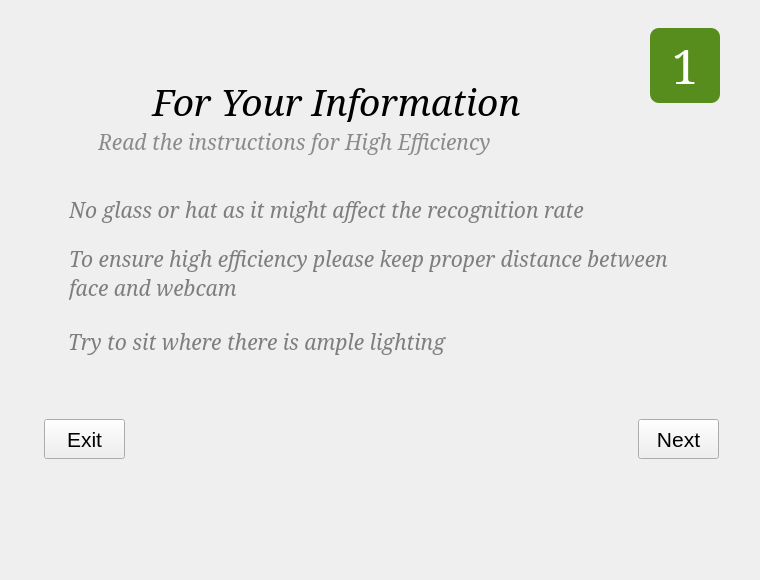
WilliamRen/pam-face-authentication, file qtbranch/data/ui/uifiles/faceTrainer.ui: the form before one commit.
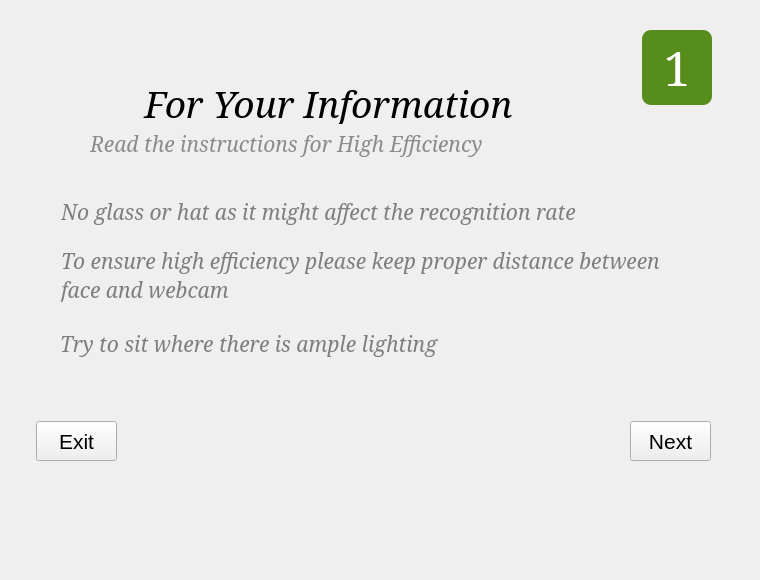
The form after the commit. The open tabs and pages were chosen to show the change. Icons and pictures are not drawn.

The edit to the form file:
```diff
--- a/qtbranch/data/ui/uifiles/faceTrainer.ui
+++ b/qtbranch/data/ui/uifiles/faceTrainer.ui
@@ -39,8 +39,8 @@
    <widget class="QStackedWidget" name="stkWg">
     <property name="geometry">
      <rect>
-      <x>8</x>
-      <y>8</y>
+      <x>0</x>
+      <y>10</y>
       <width>746</width>
       <height>567</height>
      </rect>
```
Left out of the diff: 2 changed lines with no effect on the pictures.
